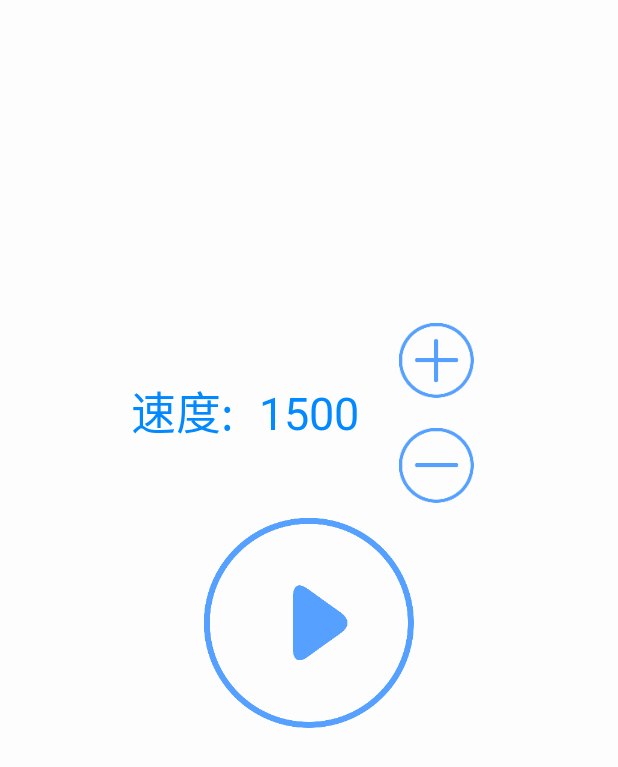
After one commit to HeCaser/jikang_game, an Android app: the layout ebook_setting.xml on its own in the app's theme, with its tools: preview values and no code run, on a phone screen of 412 x 824 dp. The commit adds this screen. Shown: the top 767 px of the screen. Run offline under Robolectric (Android 15) with nearby library versions, the phone set to English and light mode, and no system bars.

Commit message:
res提交

```diff
--- /dev/null
+++ b/app/src/main/res/drawable/circle_border_bg.xml
@@ -0,0 +1,9 @@
+<?xml version="1.0" encoding="utf-8"?>
+<shape xmlns:android="http://schemas.android.com/apk/res/android"
+    android:shape="rectangle">
+    <stroke
+        android:width="1dp"
+        android:color="@color/colorPrimary" />
+    <corners android:radius="1000dp" />
+
+</shape>
--- a/app/src/main/res/layout/activity_ebook_tree.xml
+++ b/app/src/main/res/layout/activity_ebook_tree.xml
@@ -2,6 +2,7 @@
 <androidx.constraintlayout.widget.ConstraintLayout xmlns:android="http://schemas.android.com/apk/res/android"
     xmlns:app="http://schemas.android.com/apk/res-auto"
     xmlns:tools="http://schemas.android.com/tools"
+    android:id="@+id/clContent"
     android:layout_width="match_parent"
     android:layout_height="match_parent">
 
@@ -24,4 +25,9 @@
         app:layout_constraintRight_toRightOf="parent"
         app:layout_constraintTop_toTopOf="parent" />
 
+    <com.example.game.widget.EbookSettingView
+        android:id="@+id/ebookSet"
+        android:layout_width="match_parent"
+        android:layout_height="match_parent"
+        android:visibility="gone" />
 </androidx.constraintlayout.widget.ConstraintLayout>
--- /dev/null
+++ b/app/src/main/res/layout/ebook_setting.xml
@@ -0,0 +1,61 @@
+<?xml version="1.0" encoding="utf-8"?>
+<androidx.constraintlayout.widget.ConstraintLayout xmlns:android="http://schemas.android.com/apk/res/android"
+                                                   xmlns:app="http://schemas.android.com/apk/res-auto"
+                                                   xmlns:tools="http://schemas.android.com/tools"
+                                                   android:layout_width="match_parent"
+                                                   android:layout_height="match_parent"
+                                                   android:background="@color/white_60"
+                                                   android:gravity="center"
+                                                   android:orientation="horizontal"
+                                                   android:padding="10dp">
+
+    <TextView
+            android:id="@+id/tvSpeed"
+            android:layout_width="80dp"
+            android:layout_height="120dp"
+            android:gravity="center"
+            android:text="1500"
+            android:textColor="@color/colorPrimaryDark"
+            android:textSize="30sp"
+            app:layout_constraintBottom_toBottomOf="parent"
+            app:layout_constraintLeft_toLeftOf="parent"
+            app:layout_constraintRight_toRightOf="parent"
+            app:layout_constraintTop_toTopOf="parent"
+            app:layout_constraintVertical_bias="0.3"/>
+
+    <TextView
+            android:layout_width="wrap_content"
+            android:layout_height="120dp"
+            android:layout_marginRight="10dp"
+            android:gravity="center"
+            android:text="速度:"
+            android:textColor="@color/colorPrimaryDark"
+            android:textSize="30sp"
+            app:layout_constraintBaseline_toBaselineOf="@+id/tvSpeed"
+            app:layout_constraintRight_toLeftOf="@+id/tvSpeed"/>
+
+    <TextView
+            android:background="@drawable/blue_circle_add"
+            android:id="@+id/tvAddSpeed"
+            style="@style/ebook_tree_set"
+            app:layout_constraintLeft_toRightOf="@+id/tvSpeed"
+            app:layout_constraintTop_toTopOf="@+id/tvSpeed"/>
+
+    <TextView
+            android:background="@drawable/blue_circle_sub"
+            android:id="@+id/tvSubSpeed"
+            style="@style/ebook_tree_set"
+            app:layout_constraintBottom_toBottomOf="@+id/tvSpeed"
+            app:layout_constraintLeft_toRightOf="@+id/tvSpeed"/>
+
+    <TextView
+            android:layout_marginTop="10dp"
+            android:background="@drawable/play_big"
+            android:id="@+id/tvComplete"
+            android:layout_width="140dp"
+            app:layout_constraintLeft_toLeftOf="parent"
+            app:layout_constraintRight_toRightOf="parent"
+            android:layout_height="140dp"
+            android:gravity="center"
+            app:layout_constraintTop_toBottomOf="@+id/tvSpeed"/>
+</androidx.constraintlayout.widget.ConstraintLayout>
--- a/app/src/main/res/values/colors.xml
+++ b/app/src/main/res/values/colors.xml
@@ -2,7 +2,7 @@
 <resources>
     <color name="colorPrimary">#098dfa</color>
     <color name="colorPrimary_60">#99098dfa</color>
-    <color name="colorPrimaryDark">#098dfa</color>
+    <color name="colorPrimaryDark">#0289ff</color>
     <color name="colorAccent">#098dfa</color>
     <color name="black">#000000</color>
     <color name="black_30">#4c000000</color>
--- a/app/src/main/res/values/styles.xml
+++ b/app/src/main/res/values/styles.xml
@@ -82,4 +82,14 @@
         <item name="android:textSize">26dp</item>
     </style>
 
+    <style name="ebook_tree_set">
+        <item name="android:layout_width">50dp</item>
+        <item name="android:layout_height">50dp</item>
+        <item name="android:layout_marginLeft">20dp</item>
+        <item name="android:background">@drawable/circle_border_bg</item>
+        <item name="android:gravity">center</item>
+        <item name="android:textColor">@color/colorPrimary</item>
+        <item name="android:textSize">30sp</item>
+    </style>
+
 </resources>
```
Also changed, not shown: app/src/main/res/drawable-xxhdpi/blue_circle_add.png (added), app/src/main/res/drawable-xxhdpi/blue_circle_sub.png (added), app/src/main/res/drawable-xxhdpi/play_big.png (added).
